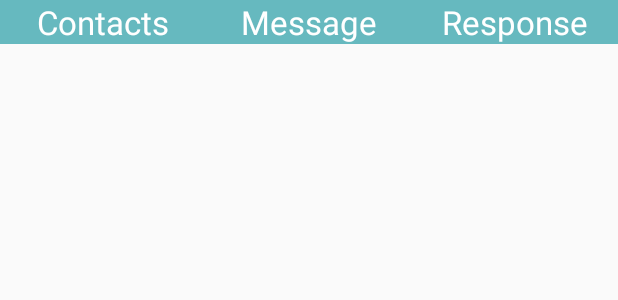
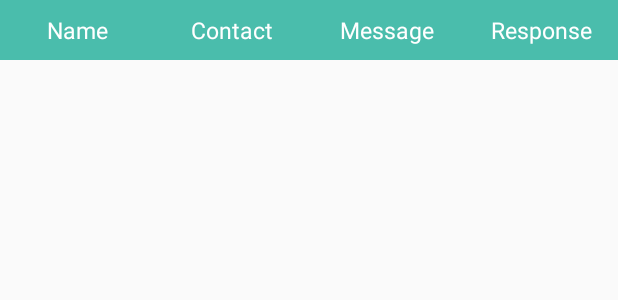
Before and after one commit to bboudra/ScopeText, an Android app: the layout fragment_contact.xml on its own in the app's theme, with its tools: preview values and no code run, on a phone screen of 412 x 824 dp. Shown: the top 300 px of the screen. Run offline under Robolectric (Android 15) with nearby library versions, the phone set to English and light mode, and no system bars.

Commit message:
#10: Modified app views

```diff
--- a/app/src/main/res/layout/activity_main.xml
+++ b/app/src/main/res/layout/activity_main.xml
@@ -10,8 +10,6 @@
 
     <android.support.v7.widget.Toolbar
         android:id="@+id/actionBar"
-        android:layout_width="match_parent"
-        android:layout_height="?attr/actionBarSize"
         android:background="?attr/colorPrimary"
         android:elevation="4dp"
         android:theme="@style/AppTheme"
--- a/app/src/main/res/layout/fragment_contact.xml
+++ b/app/src/main/res/layout/fragment_contact.xml
@@ -11,18 +11,17 @@
         >
 
         <TextView
-            style="@style/AppTheme.TitleText"
-            android:text="@string/contact_header"
-            android:layout_weight=".25"/>
+            style="@style/AppTheme.ScopeTextHeader"
+            android:text="@string/scope_text_header"/>
+
         <TextView
-            style="@style/AppTheme.TitleText"
-            android:text="Message"
-            android:layout_weight=".25"
-            />
+            style="@style/AppTheme.ScopeTextHeader"
+            android:text="@string/contact_header"/>
         <TextView
-            style="@style/AppTheme.TitleText"
-            android:text="Response"
-            android:layout_weight=".25"
-            />
+            style="@style/AppTheme.ScopeTextHeader"
+            android:text="@string/message_header"/>
+        <TextView
+            style="@style/AppTheme.ScopeTextHeader"
+            android:text="@string/response_header"/>
     </LinearLayout>
 </ScrollView>
--- a/app/src/main/res/values/colors.xml
+++ b/app/src/main/res/values/colors.xml
@@ -1,10 +1,9 @@
 <?xml version="1.0" encoding="utf-8"?>
 <resources>
-    <color name="colorPrimary">#66B9BF</color>
-    <color name="colorSecondary">#D5D5D5</color>
-    <color name="colorPrimaryDark">#000000</color>
+    <color name="colorPrimary">#4ABDAC</color>
+    <color name="colorSecondary">#DFDCE3</color>
     <color name="colorAccent">#FF4081</color>
     <color name="colorTitle">#FFFFFF</color>
-    <color name="colorHeader">#333333</color>
+    <color name="colorHeader">#6D7993</color>
     <color name="colorForm">#666666</color>
 </resources>
--- a/app/src/main/res/values/dimens.xml
+++ b/app/src/main/res/values/dimens.xml
@@ -4,10 +4,11 @@
     <dimen name="activity_vertical_margin">16dp</dimen>
     <dimen name="fab_margin">16dp</dimen>
     <dimen name="form_width">100dp</dimen>
-    <dimen name="form_height">48dp</dimen>
+    <dimen name="form_height">40dp</dimen>
     <dimen name="form_padding_right">25dp</dimen>
     <dimen name="header_padding_top">100dp</dimen>
-    <dimen name="header_text_size">22dp</dimen>
+    <dimen name="title_text_size">18dp</dimen>
+    <dimen name="header_text_size">15dp</dimen>
     <dimen name="body_text_size">20dp</dimen>
     <dimen name="text_margin">16dp</dimen>
     <dimen name="image_view_padding_top">20dp</dimen>
--- a/app/src/main/res/values/strings.xml
+++ b/app/src/main/res/values/strings.xml
@@ -3,7 +3,10 @@
     <string name="title_activity_main">MainActivity</string>
     <string name="action_new_contact">Add Contact</string>
     <string name="new_contact_header">New Contact</string>
-    <string name="contact_header">Contacts</string>
+    <string name="scope_text_header">Name</string>
+    <string name="contact_header">Contact</string>
+    <string name="message_header">Message</string>
+    <string name="response_header">Response</string>
     <string name="search_contact_text">Contact Name: </string>
     <string name="search_contact_text_hint">Search Contact Name</string>
     <string name="new_contact">NEW_CONTACT</string>
--- a/app/src/main/res/values/styles.xml
+++ b/app/src/main/res/values/styles.xml
@@ -5,15 +5,22 @@
         <!-- Customize your theme here. -->
         <item name="colorPrimary">@color/colorPrimary</item>
         <item name="colorAccent">@color/colorAccent</item>
+        <item name="android:layout_width">match_parent</item>
+        <item name="android:layout_height">wrap_content</item>
+        <item name="android:textSize">@dimen/title_text_size</item>
     </style>
 
     <style name="AppTheme.TitleText">
         <item name="android:layout_width">match_parent</item>
-        <item name="android:layout_height">wrap_content</item>
+        <item name="android:layout_height">@dimen/form_height</item>
         <item name="android:textSize">@dimen/header_text_size</item>
         <item name="android:textColor">@color/colorTitle</item>
         <item name="android:background">@color/colorPrimary</item>
         <item name="android:gravity">center</item>
+    </style>
+
+    <style name="AppTheme.ScopeTextHeader" parent="AppTheme.TitleText">
+        <item name="android:layout_weight">.25</item>
     </style>
 
     <style name="AppTheme.EditText">
@@ -21,7 +28,7 @@
         <item name="android:layout_height">@dimen/form_height</item>
         <item name="android:textColor">@color/colorForm</item>
         <item name="android:textColorHint">@color/colorForm</item>
-        <item name="android:textSize">@dimen/body_text_size</item>
+        <item name="android:textSize">@dimen/header_text_size</item>
         <item name="android:gravity">center</item>
     </style>
 
@@ -29,12 +36,13 @@
         <item name="android:drawableLeft">@drawable/search</item>
         <item name="android:inputType">text</item>
         <item name="android:imeOptions">actionSearch</item>
-        <item name="android:paddingEnd">25dp</item>
+        <item name="android:paddingEnd">45dp</item>
     </style>
 
     <style name="AppTheme.ListItem">
         <item name="android:layout_width">wrap_content</item>
         <item name="android:layout_height">@dimen/form_height</item>
+        <item name="android:textSize">@dimen/header_text_size</item>
         <item name="android:background">@color/colorPrimary</item>
     </style>
 </resources>
```
Also changed, not shown: 1 other file.
